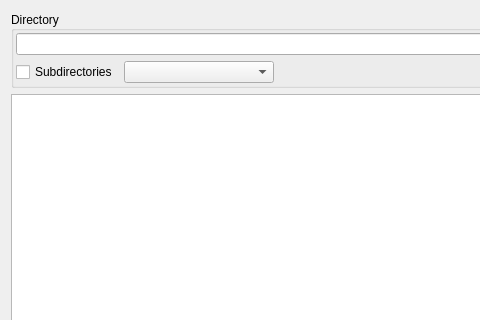
Before: the Qt Designer form dialogxscanenginedirectory.ui in horsicq/XScanEngine, drawn with Qt 5; both pictures show x 0 to 480 and y 0 to 320 of the 785 by 478 pixel window.
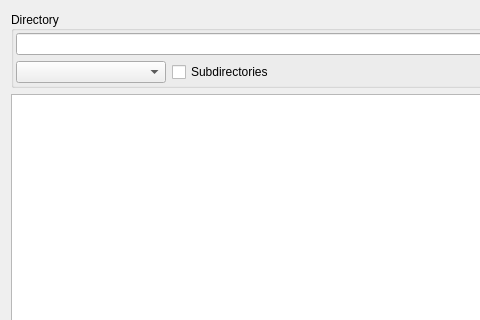
After: the same form once the commit is applied. Custom widgets are drawn as their Qt base class.

Commit message: fix: refactor scan engine to skip archive scanning for collections

What changed in the file:
```diff
--- a/dialogxscanenginedirectory.ui
+++ b/dialogxscanenginedirectory.ui
@@ -48,16 +48,6 @@
         </item>
         <item>
          <layout class="QHBoxLayout" name="horizontalLayout">
-          <item>
-           <widget class="QCheckBox" name="checkBoxScanSubdirectories">
-            <property name="text">
-             <string>Subdirectories</string>
-            </property>
-            <property name="checked">
-             <bool>false</bool>
-            </property>
-           </widget>
-          </item>
           <item>
            <widget class="XComboBoxEx" name="comboBoxFlags">
             <property name="minimumSize">
@@ -68,6 +58,16 @@
             </property>
            </widget>
           </item>
+          <item>
+           <widget class="QCheckBox" name="checkBoxScanSubdirectories">
+            <property name="text">
+             <string>Subdirectories</string>
+            </property>
+            <property name="checked">
+             <bool>false</bool>
+            </property>
+           </widget>
+          </item>
           <item>
            <spacer name="horizontalSpacer">
             <property name="orientation">
```
The commit also changes 10 other files.
